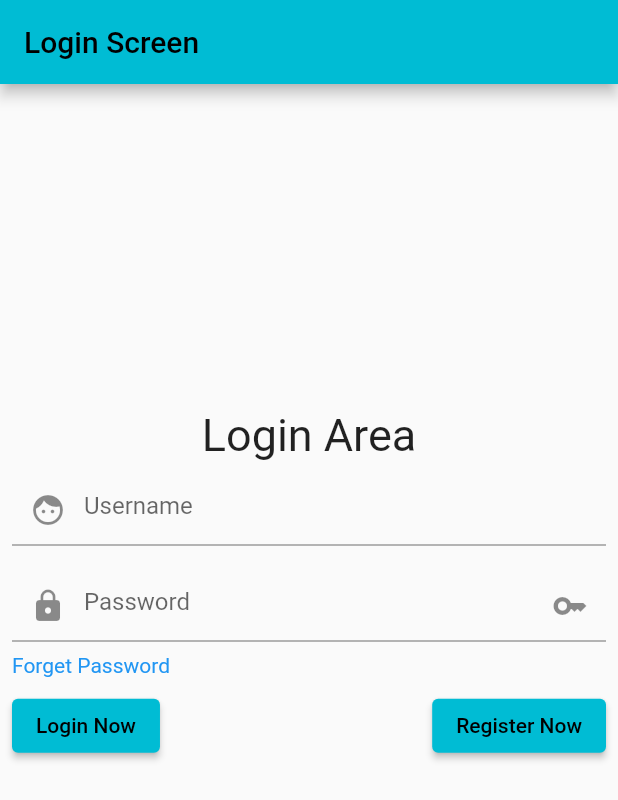
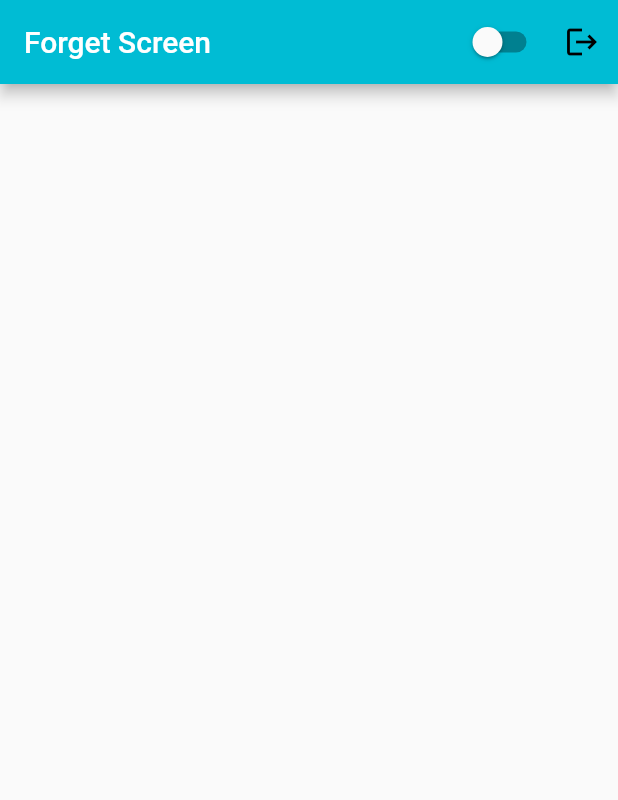
Before and after one commit to imshibaji/flutter_clean_architecture, a Flutter app: the screen it shows after launch, after a tap on "Forget Password", on a phone screen of 412 x 824 dp. Shown: the top 800 px of the screen. Run offline on Flutter 3.47's test engine with Material 2 defaults, Android fonts, the phone set to English and light mode, and no system bars; our stand-ins replace dio, shared_preferences.

Commit message:
Auth Features Added

```diff
--- a/lib/config/app_routes.dart
+++ b/lib/config/app_routes.dart
@@ -1,13 +1,12 @@
-import 'package:clean_archetructure/features/login_mod/login_app.dart';
-
 import '../core/classes/route_manager.dart';
+import '../features/auth_mod/auth_app.dart';
 import '../features/feature-2/feature_app.dart';
 import '../features/main_app/app.dart';
 
 class Routes extends RouteManager {
   Routes() {
+    addAll(AuthApp().routes);
     addAll(App().routes);
     addAll(FeatureApp().routes);
-    addAll(LoginApp().routes);
   }
 }
--- a/lib/core/classes/theme_manager.dart
+++ b/lib/core/classes/theme_manager.dart
@@ -2,9 +2,15 @@ import 'package:flutter/material.dart';
 
 class ThemeManager {
   ThemeData lightTheme = ThemeData(
-    brightness: Brightness.light,
-    primarySwatch: Colors.cyan,
-  );
+      brightness: Brightness.light,
+      primarySwatch: Colors.cyan,
+      bottomAppBarColor: Colors.white,
+      appBarTheme: const AppBarTheme(
+          titleTextStyle: TextStyle(
+        color: Colors.white,
+        fontSize: 20,
+        fontWeight: FontWeight.w500,
+      )));
   ThemeData darkTheme = ThemeData(
     brightness: Brightness.dark,
     primarySwatch: Colors.yellow,
--- a/lib/core/helpers/login_helper.dart
+++ b/lib/core/helpers/login_helper.dart
@@ -7,7 +7,6 @@ void doAuth(BuildContext context, String username, String password) async {
   AppCache ac = AppCache();
   ac.doLogin(username, password);
   if (await ac.isLogin()) {
-    print('authentickets done');
     SchedulerBinding.instance!.addPostFrameCallback((_) {
       Nav.to(context, '/');
     });
@@ -23,8 +22,6 @@ void doLogout(BuildContext context) async {
 void checkLogin(BuildContext context) {
   AppCache ac = AppCache();
   ac.isLogin().then((value) {
-    print('check $value');
-
     if (value == false) {
       SchedulerBinding.instance!.addPostFrameCallback((_) {
         Nav.to(context, '/login');
--- /dev/null
+++ b/lib/features/auth_mod/auth_app.dart
@@ -0,0 +1,14 @@
+import 'package:clean_archetructure/core/classes/route_manager.dart';
+import 'package:clean_archetructure/features/auth_mod/controller/forget_controller.dart';
+import 'package:clean_archetructure/features/auth_mod/controller/login_controller.dart';
+import 'package:clean_archetructure/features/auth_mod/controller/profile_controller.dart';
+import 'package:clean_archetructure/features/auth_mod/controller/register_controller.dart';
+
+class AuthApp extends RouteManager {
+  AuthApp() {
+    addRoute('/login', (context) => const LoginController());
+    addRoute('/profile', (context) => const ProfileController());
+    addRoute('/forget', (context) => const ForgetController());
+    addRoute('/register', (context) => const RegisterController());
+  }
+}
--- /dev/null
+++ b/lib/features/auth_mod/controller/forget_controller.dart
@@ -0,0 +1,15 @@
+import 'package:clean_archetructure/features/auth_mod/screens/mobile/forget_mobile_screen.dart';
+import 'package:flutter/material.dart';
+
+class ForgetController extends StatelessWidget {
+  const ForgetController({Key? key}) : super(key: key);
+
+  @override
+  Widget build(BuildContext context) {
+    return Title(
+      title: 'Forget Section',
+      color: Colors.blue,
+      child: const ForgetMobileScreen(),
+    );
+  }
+}
--- a/lib/features/login_mod/controller/login_controller.dart
+++ b/lib/features/auth_mod/controller/login_controller.dart
@@ -1,4 +1,4 @@
-import 'package:clean_archetructure/features/login_mod/screens/mobile/login_mobile_screen.dart';
+import 'package:clean_archetructure/features/auth_mod/screens/mobile/login_mobile_screen.dart';
 import 'package:flutter/material.dart';
 
 class LoginController extends StatelessWidget {
--- a/lib/features/login_mod/screens/desktop/login_desktop_screen.dart
+++ b/lib/features/auth_mod/screens/desktop/login_desktop_screen.dart
@@ -39,8 +39,8 @@ class _LoginDesktopScreenState extends State<LoginDesktopScreen> {
             passwordField(passHide: _isPasswordHide),
 
             // Buttons Fields
-            forgetButton(),
-            loginRegisterButtons(key: _globalKey),
+            forgetButton(context),
+            loginRegisterButtons(context, key: _globalKey),
           ],
         ),
       ),
--- /dev/null
+++ b/lib/features/auth_mod/screens/mobile/forget_mobile_screen.dart
@@ -0,0 +1,16 @@
+import 'package:clean_archetructure/core/helpers/actions_helper.dart';
+import 'package:flutter/material.dart';
+
+class ForgetMobileScreen extends StatelessWidget {
+  const ForgetMobileScreen({Key? key}) : super(key: key);
+
+  @override
+  Widget build(BuildContext context) {
+    return Scaffold(
+      appBar: AppBar(
+        title: const Text('Forget Screen'),
+        actions: actionsMenu(context),
+      ),
+    );
+  }
+}
--- /dev/null
+++ b/lib/features/auth_mod/screens/mobile/login_mobile_screen.dart
@@ -0,0 +1,129 @@
+import 'dart:developer';
+
+import 'package:clean_archetructure/core/helpers/login_helper.dart';
+import 'package:clean_archetructure/features/auth_mod/widgets/widget_functions.dart';
+import 'package:flutter/material.dart';
+
+class LoginMobileScreen extends StatefulWidget {
+  const LoginMobileScreen({
+    Key? key,
+    void Function(String username, String password)? onLogged,
+  }) : super(key: key);
+
+  @override
+  State<LoginMobileScreen> createState() => _LoginMobileScreenState();
+}
+
+class _LoginMobileScreenState extends State<LoginMobileScreen> {
+  final GlobalKey<FormState> _globalKey = GlobalKey<FormState>();
+  bool _isPasswordHide = true;
+  String? username, password;
+
+  @override
+  Widget build(BuildContext context) {
+    return Scaffold(
+      appBar: AppBar(
+        title: const Text('Login Screen'),
+        centerTitle: true,
+        // actions: actionsMenu(context),
+      ),
+      body: Form(
+        key: _globalKey,
+        child: ListView(
+          children: [
+            SizedBox(
+              height: MediaQuery.of(context).size.height / 3.8,
+            ),
+
+            const Center(
+              child: Text(
+                'Login Area',
+                style: TextStyle(fontSize: 30),
+              ),
+            ),
+
+            // Username Fields
+            usernameField(
+              onValid: (user) => username = user,
+            ),
+
+            // Password Fields
+            passwordField(
+              onValid: (pass) => password = pass,
+              passHide: _isPasswordHide,
+              onKeyBtnPressed: (val) {
+                setState(() {
+                  _isPasswordHide = val;
+                });
+              },
+            ),
+
+            // Buttons Fields
+            forgetButton(
+              context,
+              onForget: () {
+                return true;
+              },
+            ),
+            loginRegisterButtons(
+              context,
+              key: _globalKey,
+              onLogin: () {
+                log('username: $username, password: $password');
+                doAuth(context, username!, password!);
+                return true;
+              },
+              onRegister: () {
+                return true;
+              },
+            ),
+            const Divider(
+              thickness: 3,
+            ),
+
+            // Social Login Buttons
+            Padding(
+              padding: const EdgeInsets.symmetric(horizontal: 8.0),
+              child: ElevatedButton(
+                style: ElevatedButton.styleFrom(
+                  primary: const Color.fromARGB(255, 220, 70, 0),
+                ),
+                onPressed: () {},
+                child: const Text(
+                  'Login by Google',
+                  style: TextStyle(color: Colors.white),
+                ),
+              ),
+            ),
+            Padding(
+              padding: const EdgeInsets.symmetric(horizontal: 8.0),
+              child: ElevatedButton(
+                style: ElevatedButton.styleFrom(
+                  primary: const Color.fromARGB(255, 0, 60, 181),
+                ),
+                onPressed: () {},
+                child: const Text(
+                  'Login by Facebook',
+                  style: TextStyle(color: Colors.white),
+                ),
+              ),
+            ),
+            Padding(
+              padding: const EdgeInsets.symmetric(horizontal: 8.0),
+              child: ElevatedButton(
+                style: ElevatedButton.styleFrom(
+                  primary: const Color.fromARGB(255, 1, 158, 255),
+                ),
+                onPressed: () {},
+                child: const Text(
+                  'Login by LinkedIn',
+                  style: TextStyle(color: Colors.white),
+                ),
+              ),
+            )
+          ],
+        ),
+      ),
+    );
+  }
+}
--- a/lib/features/login_mod/widgets/widget_functions.dart
+++ b/lib/features/auth_mod/widgets/widget_functions.dart
@@ -1,3 +1,4 @@
+import 'package:clean_archetructure/core/classes/route_manager.dart';
 import 'package:flutter/material.dart';
 
 Padding passwordField({
@@ -49,10 +50,11 @@ Padding usernameField({String? Function(String?)? onValid}) {
   );
 }
 
-Padding loginRegisterButtons({
+Padding loginRegisterButtons(
+  BuildContext context, {
   GlobalKey<FormState>? key,
-  void Function()? onLogin,
-  void Function()? onRegister,
+  bool Function()? onLogin,
+  bool Function()? onRegister,
 }) {
   return Padding(
     padding: const EdgeInsets.all(8.0),
@@ -63,16 +65,20 @@ Padding loginRegisterButtons({
           onPressed: () {
             if (key!.currentState!.validate()) {
               debugPrint('Login Validate');
-              onLogin!();
+              bool isLogin = onLogin!();
+              if (isLogin && isLogin == true) {
+                Nav.to(context, '/');
+              }
             }
           },
           child: const Text('Login Now'),
         ),
         ElevatedButton(
           onPressed: () {
-            if (key!.currentState!.validate()) {
             debugPrint('Register now');
-              onRegister!();
+            bool isRegister = onRegister!();
+            if (isRegister && isRegister == true) {
+              Nav.to(context, '/register');
             }
           },
           child: const Text('Register Now'),
@@ -82,21 +88,26 @@ Padding loginRegisterButtons({
   );
 }
 
-Padding forgetButton() {
+Padding forgetButton(
+  BuildContext context, {
+  bool Function()? onForget,
+}) {
   return Padding(
     padding: const EdgeInsets.symmetric(horizontal: 8.0),
-    child: Row(
-      children: [
-        GestureDetector(
+    child: GestureDetector(
       onTap: () {
         debugPrint('Forget Password Click');
+        var check = onForget!();
+        if (check && check == true) {
+          Nav.to(context, '/forget');
+        }
       },
-          child: const Text(
+      child: const Center(
+        child: Text(
           'Forget Password',
           style: TextStyle(color: Colors.blue),
         ),
       ),
-      ],
     ),
   );
 }
--- a/lib/features/login_mod/login_app.dart
+++ /dev/null
@@ -1,8 +0,0 @@
-import 'package:clean_archetructure/core/classes/route_manager.dart';
-import 'package:clean_archetructure/features/login_mod/controller/login_controller.dart';
-
-class LoginApp extends RouteManager {
-  LoginApp() {
-    addRoute('/login', (context) => const LoginController());
-  }
-}
--- a/lib/features/login_mod/screens/mobile/login_mobile_screen.dart
+++ /dev/null
@@ -1,72 +0,0 @@
-import 'dart:developer';
-
-import 'package:clean_archetructure/core/helpers/login_helper.dart';
-import 'package:clean_archetructure/features/login_mod/widgets/widget_functions.dart';
-import 'package:flutter/material.dart';
-
-class LoginMobileScreen extends StatefulWidget {
-  const LoginMobileScreen({
-    Key? key,
-    void Function(String username, String password)? onLogged,
-  }) : super(key: key);
-
-  @override
-  State<LoginMobileScreen> createState() => _LoginMobileScreenState();
-}
-
-class _LoginMobileScreenState extends State<LoginMobileScreen> {
-  final GlobalKey<FormState> _globalKey = GlobalKey<FormState>();
-  bool _isPasswordHide = true;
-  String? username, password;
-
-  @override
-  Widget build(BuildContext context) {
-    return Scaffold(
-      appBar: AppBar(
-        title: const Text('Login Screen'),
-      ),
-      body: Form(
-        key: _globalKey,
-        child: ListView(
-          children: [
-            SizedBox(
-              height: MediaQuery.of(context).size.height / 3.8,
-            ),
-
-            const Center(
-              child: Text(
-                'Login Area',
-                style: TextStyle(fontSize: 30),
-              ),
-            ),
-
-            // Username Fields
-            usernameField(
-              onValid: (user) => username = user,
-            ),
-
-            // Password Fields
-            passwordField(
-              onValid: (pass) => password = pass,
-              passHide: _isPasswordHide,
-              onKeyBtnPressed: (val) {
-                setState(() {
-                  _isPasswordHide = val;
-                });
-              },
-            ),
-
-            // Buttons Fields
-            forgetButton(),
-            loginRegisterButtons(
-                key: _globalKey,
-                onLogin: () {
-                  log('username: $username, password: $password');
-                  doAuth(context, username!, password!);
-                }),
-          ],
-        ),
-      ),
-    );
-  }
-}
```
Also changed, not shown: lib/features/auth_mod/controller/profile_controller.dart (added, +15 -0 lines), lib/features/auth_mod/controller/register_controller.dart (added, +15 -0 lines), lib/features/auth_mod/screens/mobile/profile_mobile.screen.dart (added, +16 -0 lines), lib/features/auth_mod/screens/mobile/register_mobile_screen.dart (added, +16 -0 lines), lib/features/auth_mod/screens/tablet/login_tablet_screen.dart (renamed from lib/features/login_mod/screens/tablet/login_tablet_screen.dart). Lines whose indentation alone changed are shown as unchanged.
